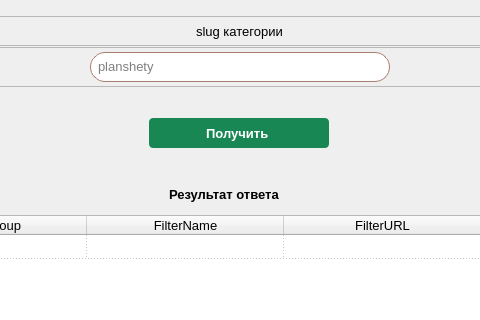
First picture: the form in pages/api/api_get_filters/UI_window.ui, repository Gatalist/qt_application, before the edit; both pictures show x 134 to 614 and y 0 to 320 of the 747 by 678 pixel window.
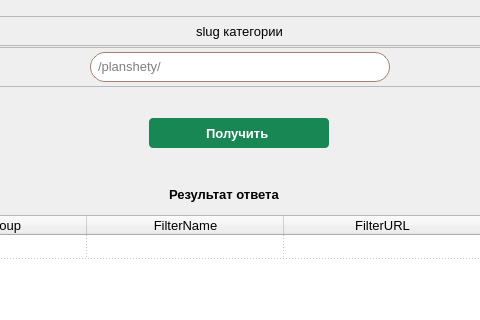
Second picture: the form after the edit. Icons and pictures are not drawn.

Diff of the .ui file:
```diff
--- a/pages/api/api_get_filters/UI_window.ui
+++ b/pages/api/api_get_filters/UI_window.ui
@@ -247,7 +247,7 @@
             <bool>false</bool>
            </property>
            <property name="placeholderText">
-            <string>planshety</string>
+            <string>/planshety/</string>
            </property>
            <property name="clearButtonEnabled">
             <bool>true</bool>
```
